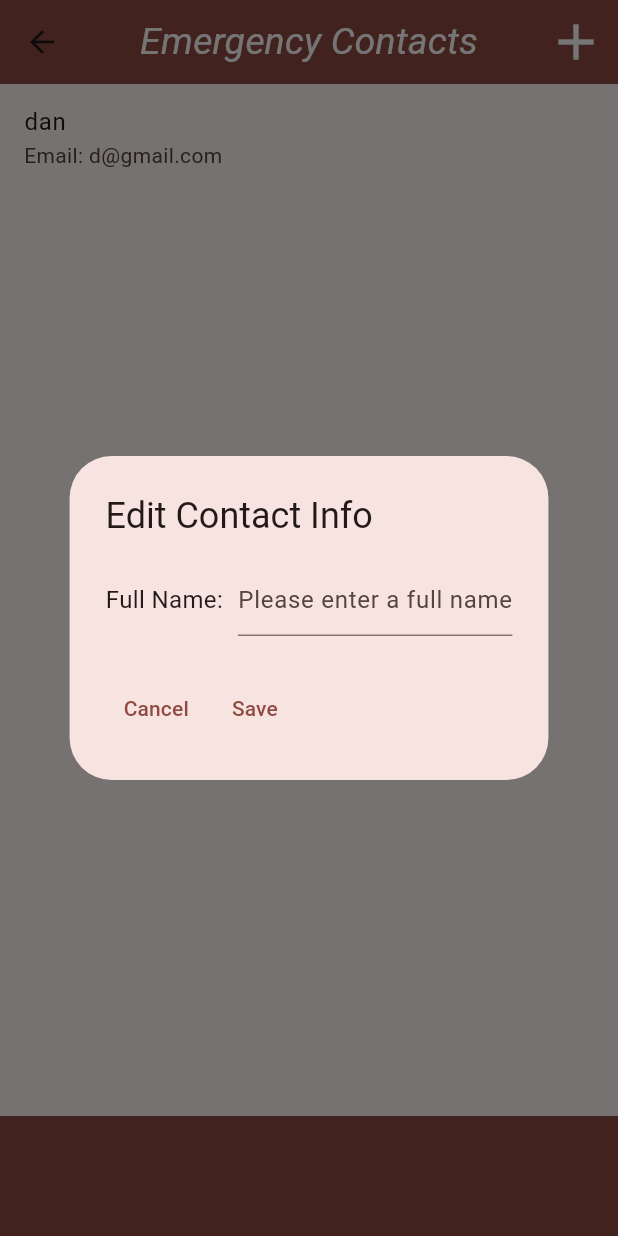
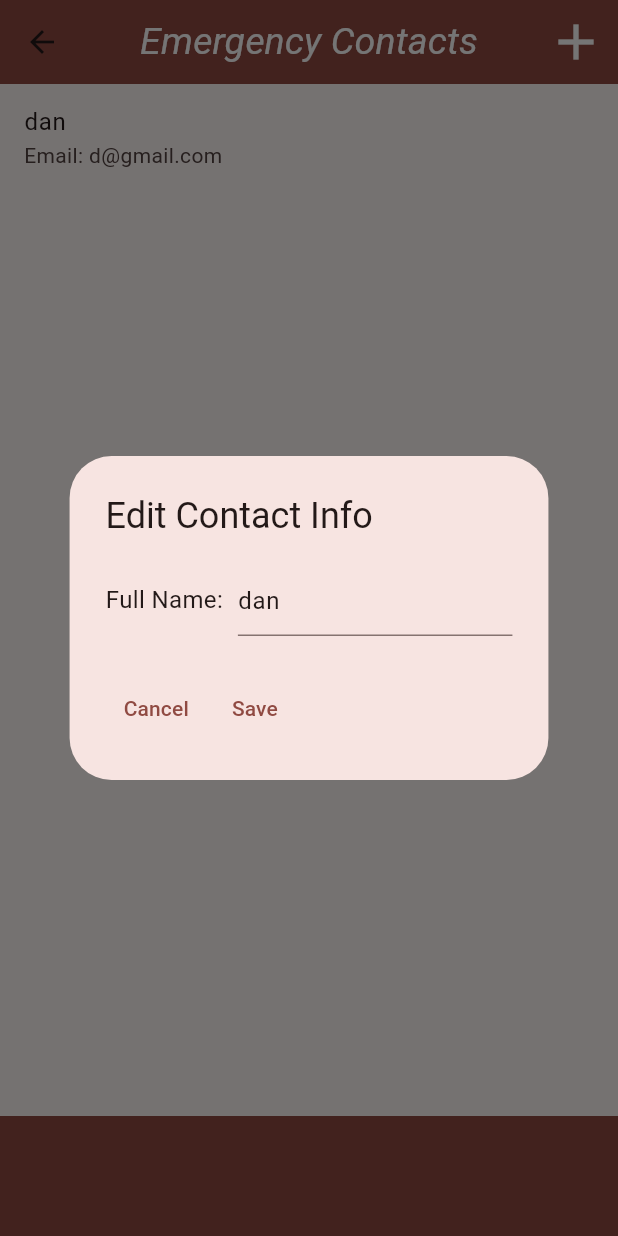
Before and after one commit to jwt2706/QuickAid, a Flutter app: the Contacts screen opened directly, after a tap on the "add" icon, after a tap on "dan", on a phone screen of 412 x 824 dp. Run offline on Flutter 3.47's test engine with Material 3 defaults, Android fonts, the phone set to English and light mode, and no system bars; our stand-ins replace shared_preferences, speech_to_text; accounts and stored records are empty; Roboto replaces fonts that are missing (Hind, Montserrat).

Commit message:
Emergency contacts now properly update when edited

```diff
--- a/frontend/quickaid/lib/widget/edit_emergency_contact_dialog.dart
+++ b/frontend/quickaid/lib/widget/edit_emergency_contact_dialog.dart
@@ -0,0 +1,80 @@
+import 'package:flutter/material.dart';
+import 'package:quickaid/resources/emergency_contact.dart';
+
+class EditEmergencyContactDialog extends StatefulWidget {
+  final EmergencyContact emergencyContact;
+  final Function(EmergencyContact) onSave;
+
+  const EditEmergencyContactDialog({
+    super.key,
+    required this.emergencyContact,
+    required this.onSave,
+  });
+
+  @override
+  State<EditEmergencyContactDialog> createState() => _EditEmergencyContactDialogState();
+}
+
+class _EditEmergencyContactDialogState extends State<EditEmergencyContactDialog> {
+  late TextEditingController _nameController;
+
+  @override
+  void initState() {
+    super.initState();
+    _nameController = TextEditingController(text: widget.emergencyContact.name);
+  }
+
+  @override
+  void dispose() {
+    _nameController.dispose();
+    super.dispose();
+  }
+
+  @override
+  Widget build(BuildContext context) {
+    return AlertDialog(
+      title: const Text('Edit Contact Info'),
+      content: Row(
+        children: [
+          const Text(
+            'Full Name:',
+            style: TextStyle(fontSize: 16.0),
+          ),
+          const SizedBox(width: 10),
+          Expanded(
+            child: TextField(
+              decoration: const InputDecoration(
+                hintText: 'Please enter a full name',
+              ),
+              controller: _nameController,
+              onChanged: (value) {
+                setState(() {
+                  widget.emergencyContact.name = value;
+                });
+              },
+            ),
+          ),
+        ],
+      ),
+      actions: <Widget>[
+        Row(
+          children: [
+            TextButton(
+              onPressed: () {
+                Navigator.of(context).pop();
+              },
+              child: const Text('Cancel'),
+            ),
+            TextButton(
+              onPressed: () {
+                widget.onSave(widget.emergencyContact); // Save changes
+                Navigator.of(context).pop();
+              },
+              child: const Text('Save'),
+            ),
+          ],
+        ),
+      ],
+    );
+  }
+}
--- a/frontend/quickaid/lib/widget/emergency_contact_list.dart
+++ b/frontend/quickaid/lib/widget/emergency_contact_list.dart
@@ -1,5 +1,6 @@
 import 'package:flutter/material.dart';
 import 'package:quickaid/resources/emergency_contact.dart';
+import 'package:quickaid/widget/edit_emergency_contact_dialog.dart';
 import 'package:quickaid/widget/emergency_contact_list_item.dart';
 
 class EmergencyContactList extends StatefulWidget {
@@ -31,7 +32,14 @@ class EmergencyContactListState extends State<EmergencyContactList> {
             showDialog(
               context: context,
               builder: (BuildContext context) {
-                return EditEmergencyContactDialog(emergencyContact: emergencyContact);
+                return EditEmergencyContactDialog(
+                          emergencyContact: emergencyContact,
+                          onSave: (updatedContact) {
+                            setState(() {
+                              emergencyContact = updatedContact;
+                            });
+                          },
+                       );
               },
             );
           },
@@ -43,53 +51,3 @@ class EmergencyContactListState extends State<EmergencyContactList> {
     );
   }
 }
-
-class EditEmergencyContactDialog extends StatelessWidget {
-  const EditEmergencyContactDialog({
-    super.key,
-    required this.emergencyContact,
-  });
-
-  final EmergencyContact emergencyContact;
-
-  @override
-  Widget build(BuildContext context) {
-    var newEmergencyContact = emergencyContact;
-    return AlertDialog(
-      title: const Text('Edit Contact Info'),
-      content:
-      Row(children: [
-          const Text('Full Name:', style: TextStyle(fontSize: 16.0),),
-          const SizedBox(width: 10),
-          Expanded(
-            child: TextField(
-              decoration: const InputDecoration(
-                hintText: 'Please enter a full name',
-              ),
-              onChanged: (value) {
-                newEmergencyContact.name = value;
-              },
-            ),
-          ),
-        ],
-      ),
-      actions: <Widget>[
-        Row(children: [
-          TextButton(
-            onPressed: () {
-              Navigator.of(context).pop();
-            },
-            child: const Text('Cancel'),
-          ),
-          TextButton(
-            onPressed: () {
-              // emergencyContact = newEmergencyContact;
-              Navigator.of(context).pop();
-            },
-            child: const Text('Save'),
-          ),
-        ]),
-      ],
-    );
-  }
-}
```
